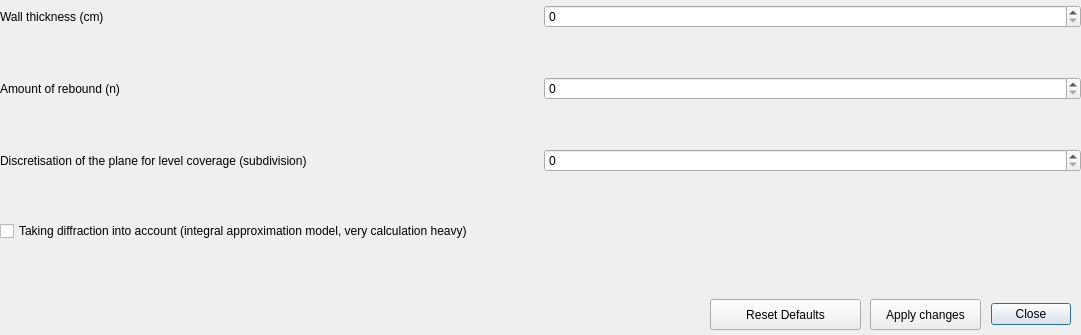
Old version of the form settings.ui in the repository amatepl/RayTracing2019; both pictures show x 0 to 1081 and y 241 to 576 of the 1081 by 576 pixel window.
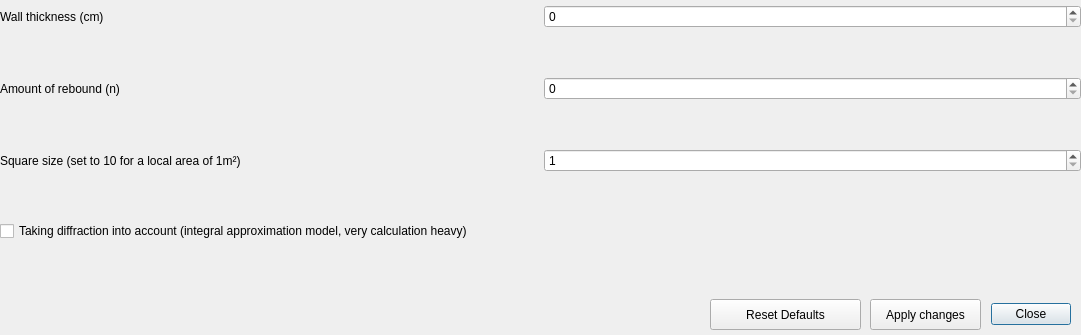
New version of the form.

Commit message: Add square size parameter

Diff of the .ui file:
```diff
--- a/settings.ui
+++ b/settings.ui
@@ -102,15 +102,18 @@
     </item>
     <item row="6" column="2">
      <widget class="QSpinBox" name="discretSubBox">
+      <property name="minimum">
+       <number>1</number>
+      </property>
       <property name="maximum">
-       <number>400</number>
+       <number>30</number>
       </property>
      </widget>
     </item>
     <item row="6" column="1">
      <widget class="QLabel" name="label_4">
       <property name="text">
-       <string>Discretisation of the plane for level coverage (subdivision)</string>
+       <string>Square size (set to 10 for a local area of 1m²)</string>
       </property>
      </widget>
     </item>
```
The commit also changes 9 other files.
